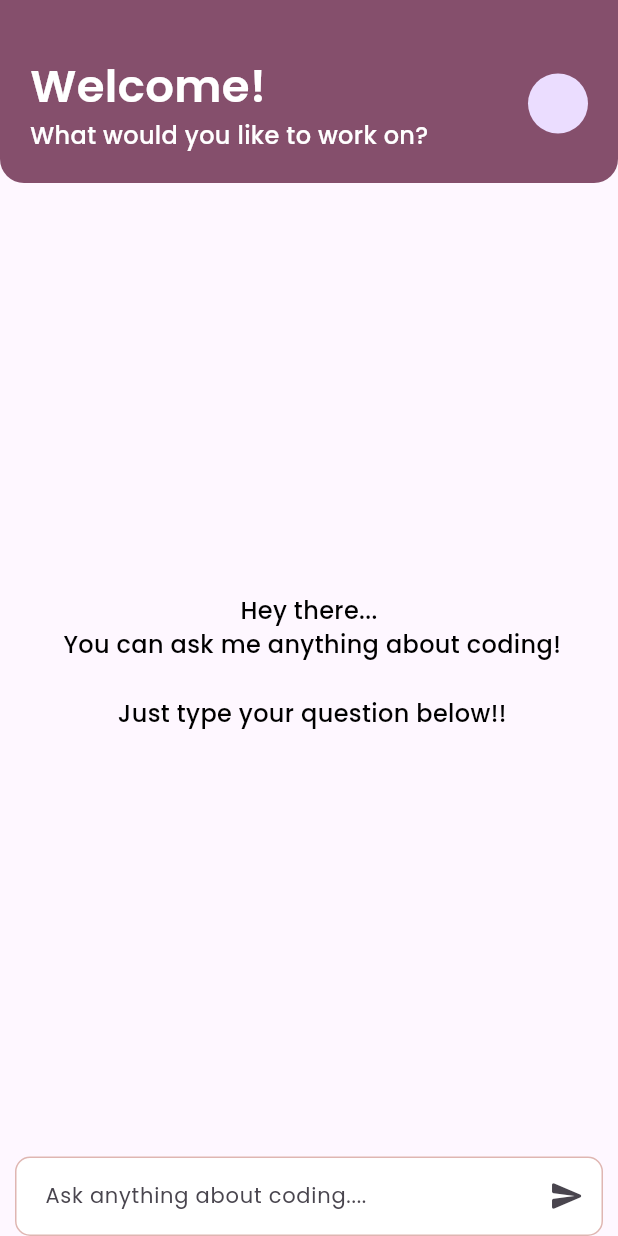
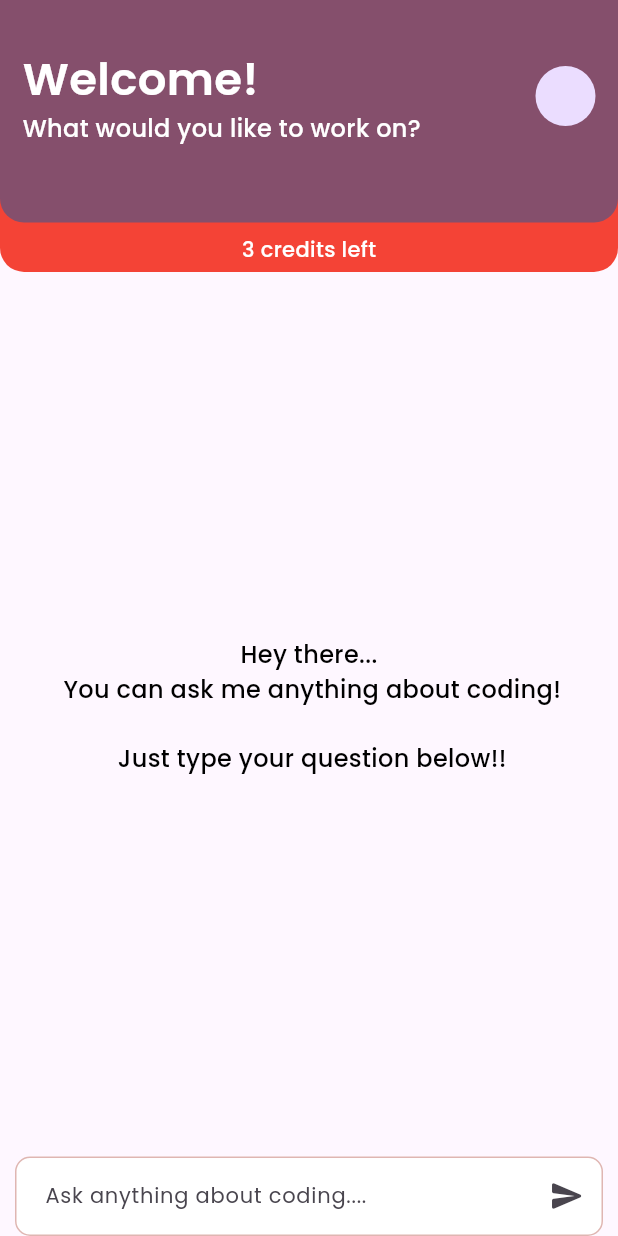
Before and after one commit to hngx-org/code-companion-ai, a Flutter app: the ChatScreen screen opened directly, on a phone screen of 412 x 824 dp. Run offline on Flutter 3.47's test engine with Material 2 defaults, Android fonts, the phone set to English and light mode, and no system bars; our stand-ins replace gap, get_it, google_fonts, hive_flutter, logger; missing offline and left inert: hng_authentication, in_app_payment; accounts and stored records are empty; statements that could not run were skipped.

```diff
--- a/lib/app/presentation/chat/screen/chat_screen.dart
+++ b/lib/app/presentation/chat/screen/chat_screen.dart
@@ -1,5 +1,6 @@
 import 'package:code_companion_ai/app/presentation/chat/provider/chat_provider.dart';
 import 'package:code_companion_ai/app/presentation/chat/widgets/message_bubble.dart';
+import 'package:code_companion_ai/app/presentation/new%20payment/screen/subscription_options.dart';
 import 'package:code_companion_ai/app/styles/color.dart';
 import 'package:code_companion_ai/app/styles/text_style.dart';
 import 'package:code_companion_ai/app/widgets/text_field.dart';
@@ -15,11 +16,11 @@ class ChatScreen extends StatefulWidget {
 }
 
 class _ChatScreenState extends State<ChatScreen> {
-  @override
-  void dispose() {
-    // TODO: implement dispose
-    super.dispose();
-  }
+  // @override
+  // void dispose() {
+  //   // TODO: implement dispose
+  //   super.dispose();
+  // }
 
   @override
   Widget build(BuildContext context) {
@@ -37,15 +38,48 @@ class _ChatScreenState extends State<ChatScreen> {
           return Column(
             crossAxisAlignment: CrossAxisAlignment.end,
             children: [
+              Stack(
+                children: [
+                  InkWell(
+                    onTap: () {
+                      Navigator.push(
+                          context,
+                          MaterialPageRoute(
+                              builder: (context) => const SubscriptionOptions()));
+                    },
+                    child: Container(
+                      width: double.infinity,
+                      height: MediaQuery.of(context).size.height * 0.22,
+                      decoration: const BoxDecoration(
+                          color: Colors.red,
+                          borderRadius: BorderRadius.only(
+                              bottomLeft: Radius.circular(16),
+                              bottomRight: Radius.circular(16))),
+                      child: Padding(
+                        padding: const EdgeInsets.all(5),
+                        child: Column(
+                          mainAxisAlignment: MainAxisAlignment.end,
+                          children: [
+                            Text(
+                              "3 credits left",
+                              style: AppTextStyle.black12Medium
+                                  .copyWith(color: AppColor.white),
+                            ),
+                          ],
+                        ),
+                      ),
+                    ),
+                  ),
                   Container(
                     width: double.infinity,
+                    height: MediaQuery.of(context).size.height * 0.18,
                     decoration: const BoxDecoration(
                         color: AppColor.primaryColor2,
                         borderRadius: BorderRadius.only(
                             bottomLeft: Radius.circular(16),
                             bottomRight: Radius.circular(16))),
                     child: Padding(
-                  padding: const EdgeInsets.all(20),
+                      padding: const EdgeInsets.all(15),
                       child: Column(
                         children: [
                           const Gap(16),
@@ -73,6 +107,8 @@ class _ChatScreenState extends State<ChatScreen> {
                         ],
                       ),
                     ),
+                  ),
+                ],
               ),
               Expanded(
                 child: provider.chatModel.isEmpty
```
Also changed, not shown: lib/app/presentation/new payment/screen/subscription_options.dart (added, +140 -0 lines), 1 other file. Lines whose indentation alone changed are shown as unchanged.
